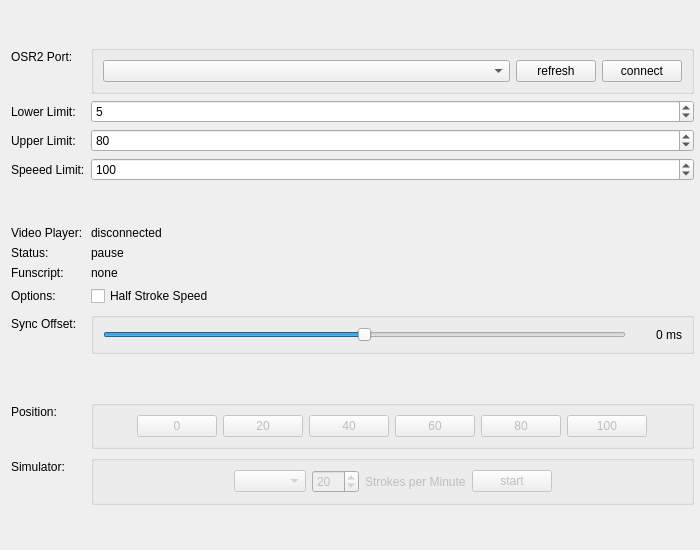
Qt form tcode_player/osr2_player_view.ui (michael-mueller-git/Python-TCode-Player) before a commit.
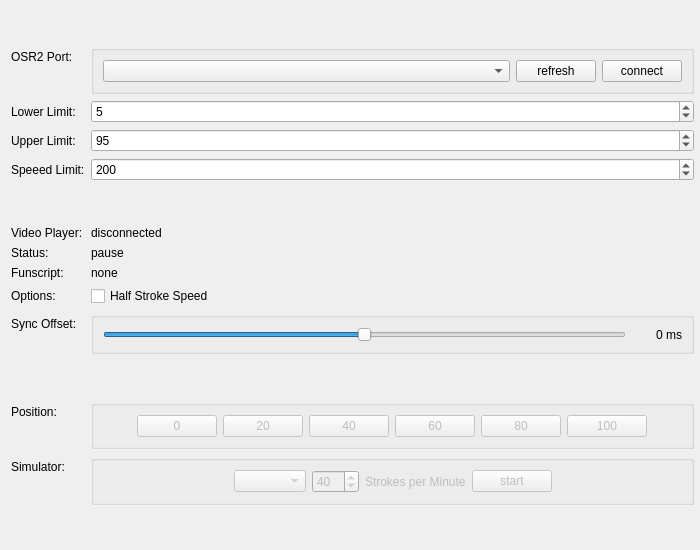
The same form after that commit.

The edit to the form file:
```diff
--- a/tcode_player/osr2_player_view.ui
+++ b/tcode_player/osr2_player_view.ui
@@ -139,7 +139,7 @@
       <number>5</number>
      </property>
      <property name="value">
-      <number>80</number>
+                        <number>95</number>
      </property>
     </widget>
    </item>
@@ -393,7 +393,7 @@
          <number>5</number>
         </property>
         <property name="value">
-         <number>20</number>
+                                    <number>40</number>
         </property>
        </widget>
       </item>
@@ -476,7 +476,7 @@
       <number>5</number>
      </property>
      <property name="value">
-      <number>100</number>
+                        <number>200</number>
      </property>
     </widget>
    </item>
```
Left out of the diff: 14 changed lines with no effect on the pictures. Lines whose indentation alone changed are shown as unchanged.
